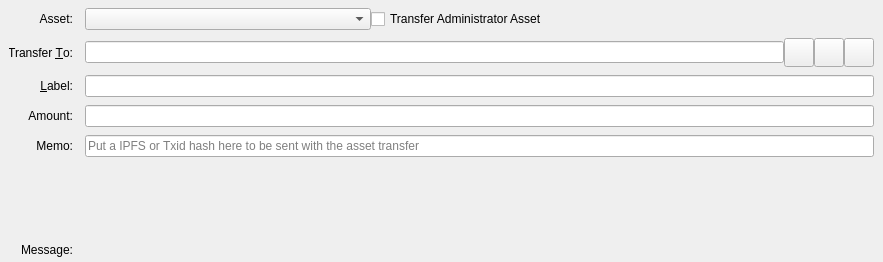
Before: the Qt Designer form src/qt/forms/sendassetsentry.ui in AIPowerGrid/AI-Power-Grid-Core, drawn with Qt 5.
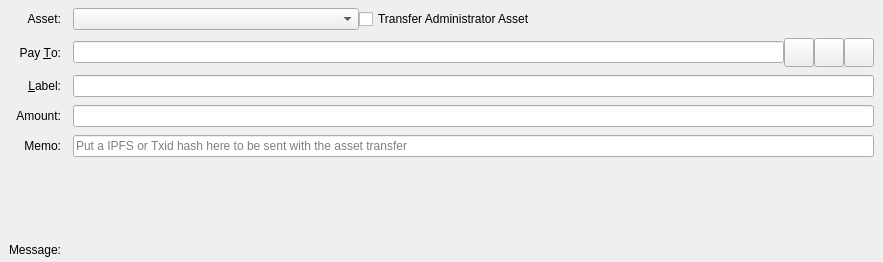
After: the same form once the commit is applied. Icons and pictures are not drawn. Custom widgets are drawn as their Qt base class.

```diff
--- a/src/qt/forms/sendassetsentry.ui
+++ b/src/qt/forms/sendassetsentry.ui
@@ -216,7 +216,7 @@
     <item row="2" column="0">
      <widget class="QLabel" name="payToLabel">
       <property name="text">
-       <string>Transfer &amp;To:</string>
+       <string>Pay &amp;To:</string>
       </property>
       <property name="alignment">
        <set>Qt::AlignRight|Qt::AlignTrailing|Qt::AlignVCenter</set>
```
Left out of the diff: 14 changed lines with no effect on the pictures.
